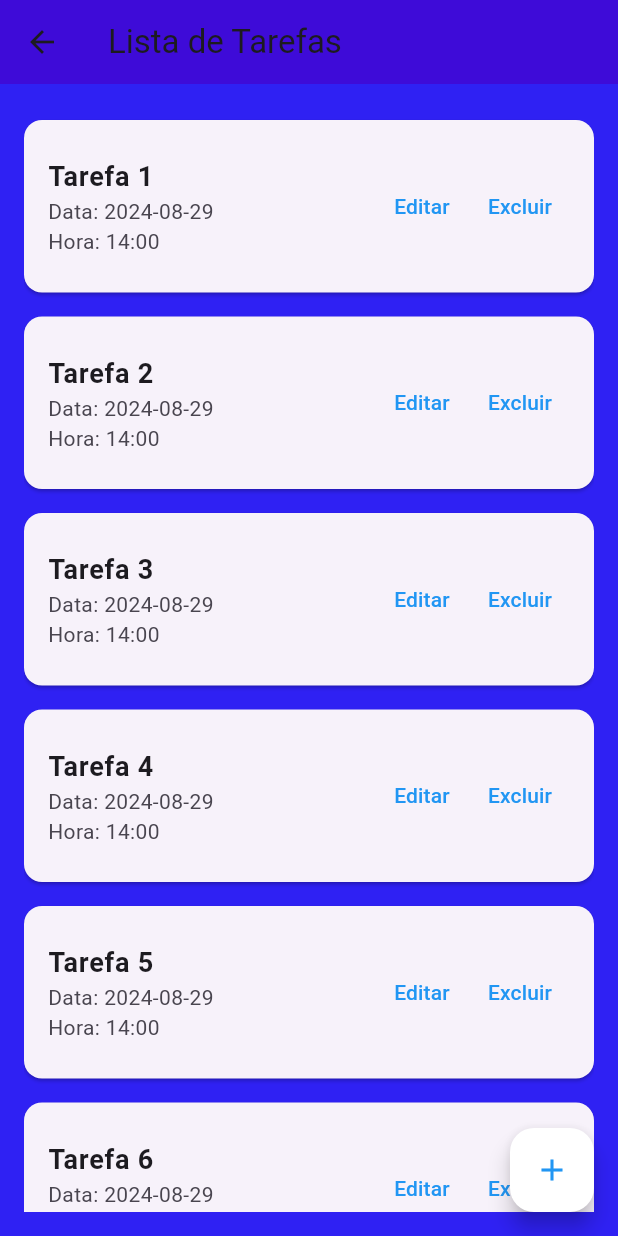
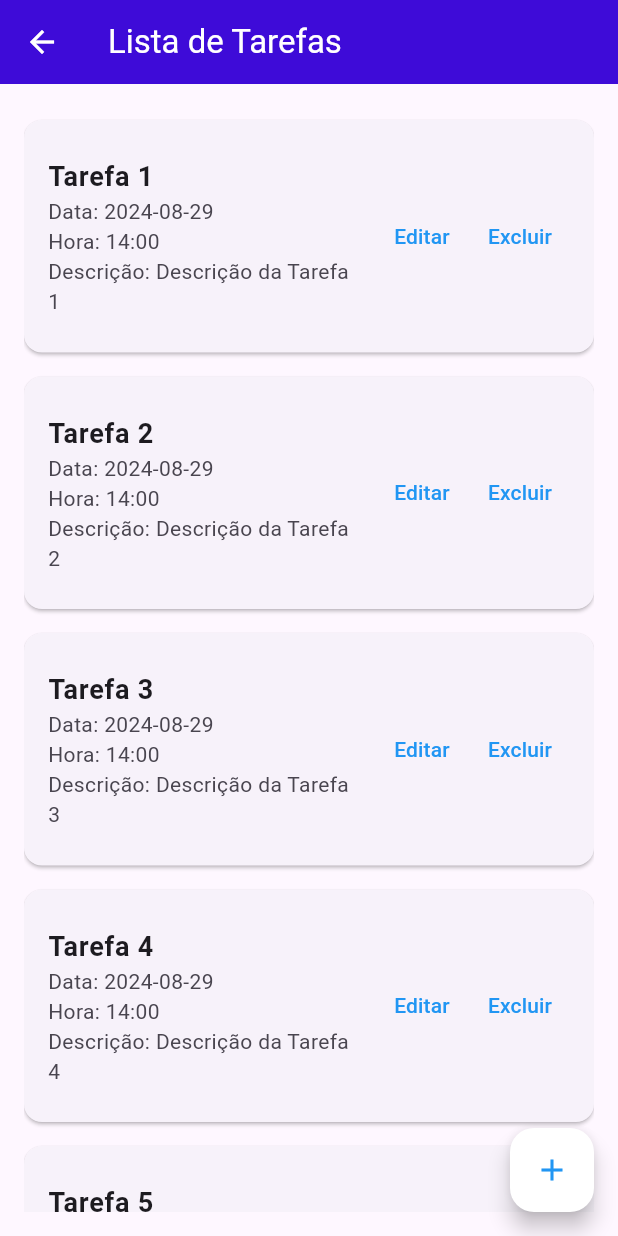
Before and after one commit to Pcfraga/teste-qi, a Flutter app: the TarefasScreen screen opened by its route, on a phone screen of 412 x 824 dp. Run offline on Flutter 3.47's test engine with Material 3 defaults, Android fonts, the phone set to English and light mode, and no system bars; our stand-ins replace sqflite; accounts and stored records are empty.

Commit message:
Primeira Mudança

```diff
--- a/lib/screens/tarefas_screen.dart
+++ b/lib/screens/tarefas_screen.dart
@@ -7,10 +7,13 @@ class TarefasScreen extends StatelessWidget {
   Widget build(BuildContext context) {
     return Scaffold(
       appBar: AppBar(
-        title: const Text('Lista de Tarefas'),
-        backgroundColor: const Color.fromARGB(255, 62, 11, 216), // Define o fundo azul do AppBar
+  title: const Text(
+    'Lista de Tarefas',
+    style: TextStyle(color: Colors.white), // Define o texto branco na AppBar
   ),
-      backgroundColor: const Color.fromARGB(255, 47, 33, 243), // Define o fundo azul para a tela inteira
+  backgroundColor: const Color.fromARGB(255, 62, 11, 216), // Fundo azul da AppBar
+  iconTheme: const IconThemeData(color: Colors.white), // Define a cor dos ícones como branco
+), // Define o fundo azul para a tela inteira
       body: Padding(
         padding: const EdgeInsets.all(16.0),
         child: ListView.builder(
@@ -34,7 +37,11 @@ class TarefasScreen extends StatelessWidget {
                     fontWeight: FontWeight.bold,
                   ),
                 ),
-                subtitle: Text('Data: ${tarefa['date']!}\nHora: ${tarefa['time']!}'),
+               subtitle: Text(
+  'Data: ${tarefa['date']!}\n'
+  'Hora: ${tarefa['time']!}\n'
+  'Descrição: ${tarefa['description']!}', // Exibe a descrição da tarefa
+),
                 onTap: () {
                   Navigator.pushNamed(
                     context,
@@ -51,9 +58,14 @@ class TarefasScreen extends StatelessWidget {
     style: TextStyle(color: Colors.blue),
   ),
   onPressed: () {
-                        // Implemente a lógica de edição aqui
+    Navigator.pushNamed(
+      context,
+      '/editTask',
+      arguments: tarefa, // Envia os dados da tarefa como argumento para a tela de edição
+    );
   },
 ),
+
                     TextButton(
                       child: const Text(
                         'Excluir',
```
Also changed, not shown: 1 other file. Lines whose indentation alone changed are shown as unchanged.
